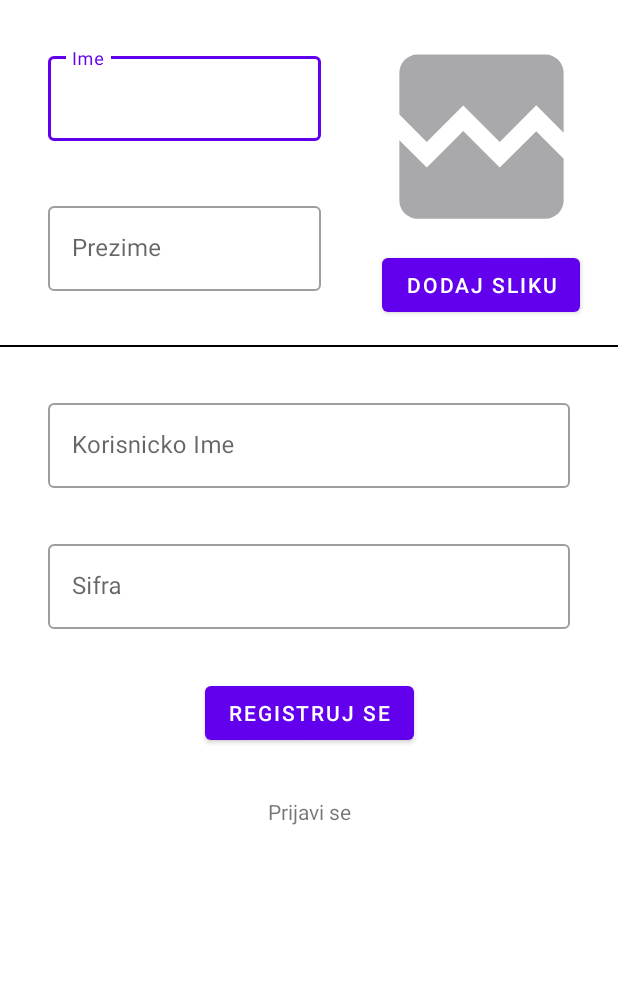
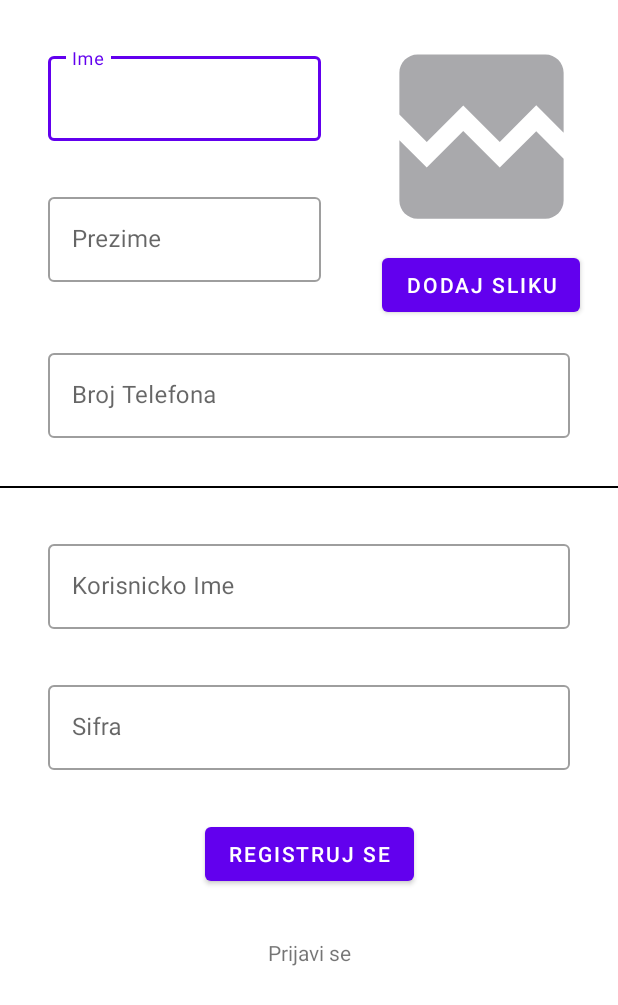
Before and after one commit to niksa0522/MOSIS_Projekat, an Android app: the layout fragment_register.xml on its own in the app's theme, with its tools: preview values and no code run, on a phone screen of 412 x 824 dp. Shown: the top 1005 px of the screen. Run offline under Robolectric (Android 15) with nearby library versions, the phone set to English and light mode, and no system bars.

```diff
--- a/app/src/main/java/com/example/mosis_projekat/Main/MainActivity.kt
+++ b/app/src/main/java/com/example/mosis_projekat/Main/MainActivity.kt
@@ -71,7 +71,6 @@ class MainActivity : AppCompatActivity() {
 
     override fun onCreateOptionsMenu(menu: Menu): Boolean {
         // Inflate the menu; this adds items to the action bar if it is present.
-        menuInflater.inflate(R.menu.main, menu)
         return true
     }
 
--- a/app/src/main/java/com/example/mosis_projekat/databaseModels/User.kt
+++ b/app/src/main/java/com/example/mosis_projekat/databaseModels/User.kt
@@ -1,3 +1,3 @@
 package com.example.mosis_projekat.databaseModels
 
-data class User(val fName: String? = null , val lName:String? = null, val imageUrl: String? = null)
+data class User(val fname: String? = null , val lname:String? = null, val imageUrl: String? = null, val phoneNum: String? = null)
--- a/app/src/main/res/layout/fragment_register.xml
+++ b/app/src/main/res/layout/fragment_register.xml
@@ -49,12 +49,10 @@
             android:layout_width="0dp"
             android:layout_height="wrap_content"
             android:layout_margin="32dp"
-            android:layout_marginStart="323dp"
-            android:layout_marginBottom="40dp"
+            android:layout_marginTop="40dp"
             android:hint="@string/hint_LName"
             app:errorIconDrawable="@drawable/ic_error"
             app:helperTextTextAppearance="@style/TextAppearance.MaterialComponents.Subtitle1"
-            app:layout_constraintBottom_toBottomOf="@+id/divider"
             app:layout_constraintEnd_toStartOf="@+id/llPicture"
             app:layout_constraintStart_toStartOf="parent"
             app:layout_constraintTop_toBottomOf="@+id/FName">
@@ -62,9 +60,31 @@
             <com.google.android.material.textfield.TextInputEditText
                 android:id="@+id/etLName"
                 android:layout_width="match_parent"
+                android:layout_height="wrap_content"
                 android:afterTextChanged="@{data.onLNameTextChanged}"
+                android:textColorHint="#757575" />
+
+        </com.google.android.material.textfield.TextInputLayout>
+
+        <com.google.android.material.textfield.TextInputLayout
+            android:id="@+id/PhoneNum"
+            style="@style/Widget.MaterialComponents.TextInputLayout.OutlinedBox"
+            android:layout_width="0dp"
+            android:layout_height="wrap_content"
+            android:layout_margin="32dp"
+            android:hint="@string/hint_PhoneNum"
+            app:errorIconDrawable="@drawable/ic_error"
+            app:helperTextTextAppearance="@style/TextAppearance.MaterialComponents.Subtitle1"
+            app:layout_constraintBottom_toTopOf="@id/guideline2"
+            app:layout_constraintEnd_toEndOf="parent"
+            app:layout_constraintStart_toStartOf="parent">
+
+            <com.google.android.material.textfield.TextInputEditText
+                android:id="@+id/etphoneNum"
+                android:layout_width="match_parent"
                 android:layout_height="wrap_content"
-                android:textColorHint="#757575" />
+                android:afterTextChanged="@{data.onPhoneNumTextChanged}"
+                android:inputType="phone" />
 
         </com.google.android.material.textfield.TextInputLayout>
 
@@ -74,7 +94,9 @@
             android:layout_height="wrap_content"
             android:layout_marginTop="16dp"
             android:layout_marginEnd="16dp"
+            android:layout_marginBottom="16dp"
             android:orientation="vertical"
+            app:layout_constraintBottom_toTopOf="@+id/PhoneNum"
             app:layout_constraintEnd_toEndOf="parent"
             app:layout_constraintTop_toTopOf="parent">
 
@@ -82,9 +104,9 @@
                 android:id="@+id/profilePic"
                 android:layout_width="wrap_content"
                 android:layout_height="150dp"
+                android:layout_gravity="center"
                 android:adjustViewBounds="true"
                 android:padding="2dp"
-                android:layout_gravity="center"
                 android:scaleType="fitCenter"
                 android:src="@drawable/ic_broken_image" />
 
@@ -103,13 +125,14 @@
 
         <View
             android:id="@+id/divider"
+
             android:layout_width="match_parent"
             android:layout_height="1dp"
-            android:layout_marginTop="16dp"
+            app:layout_constraintTop_toTopOf="@id/guideline2"
             android:background="@android:color/black"
             app:layout_constraintEnd_toEndOf="parent"
             app:layout_constraintStart_toStartOf="parent"
-            app:layout_constraintTop_toBottomOf="@+id/llPicture" />
+            tools:layout_editor_absoluteY="300dp" />
 
 
         <com.google.android.material.textfield.TextInputLayout
@@ -118,8 +141,6 @@
             android:layout_width="0dp"
             android:layout_height="wrap_content"
             android:layout_margin="32dp"
-            android:layout_marginStart="32dp"
-            android:layout_marginEnd="323dp"
             android:hint="@string/hint_kI"
             app:errorIconDrawable="@drawable/ic_error"
             app:helperTextTextAppearance="@style/TextAppearance.MaterialComponents.Subtitle1"
@@ -131,8 +152,7 @@
                 android:id="@+id/etUsername"
                 android:layout_width="match_parent"
                 android:layout_height="wrap_content"
-                android:afterTextChanged="@{data.onUsernameTextChanged}"
-                />
+                android:afterTextChanged="@{data.onUsernameTextChanged}" />
 
         </com.google.android.material.textfield.TextInputLayout>
 
@@ -180,6 +200,13 @@
             app:layout_constraintStart_toStartOf="parent"
             app:layout_constraintTop_toBottomOf="@+id/btnReg" />
 
+        <androidx.constraintlayout.widget.Guideline
+            android:id="@+id/guideline2"
+            android:layout_width="wrap_content"
+            android:layout_height="wrap_content"
+            android:orientation="horizontal"
+            app:layout_constraintGuide_percent="0.5" />
+
 
     </androidx.constraintlayout.widget.ConstraintLayout>
 
--- a/app/src/main/res/values/strings.xml
+++ b/app/src/main/res/values/strings.xml
@@ -44,6 +44,7 @@
     <string name="menu_home">Home</string>
     <string name="menu_friends">Prijatelji</string>
     <string name="menu_slideshow">Slideshow</string>
+    <string name="hint_PhoneNum">Broj Telefona</string>
 
 
 </resources>
```
Also changed, not shown: app/src/main/java/com/example/mosis_projekat/Main/ui/friends/Models/ViewFriendViewModel.kt (added, +65 -0 lines), app/src/main/java/com/example/mosis_projekat/Main/ui/friends/ViewFriendFragment.kt (added, +78 -0 lines), app/src/main/java/com/example/mosis_projekat/Main/ui/maps/MapsFragment.kt (+6 -8 lines), app/src/main/java/com/example/mosis_projekat/Main/ui/maps/MapsViewModel.kt (+159 -31 lines), app/src/main/java/com/example/mosis_projekat/loginRegistration/RegisterFragment.kt (+5 -2 lines), app/src/main/java/com/example/mosis_projekat/loginRegistration/models/LoginRegistrationViewModel.kt (+13 -1 lines), app/src/main/res/layout/fragment_view_friend.xml (added, +54 -0 lines), app/src/main/res/navigation/mobile_navigation.xml (+18 -1 lines), app/src/main/res/drawable/livepin.png (added).
